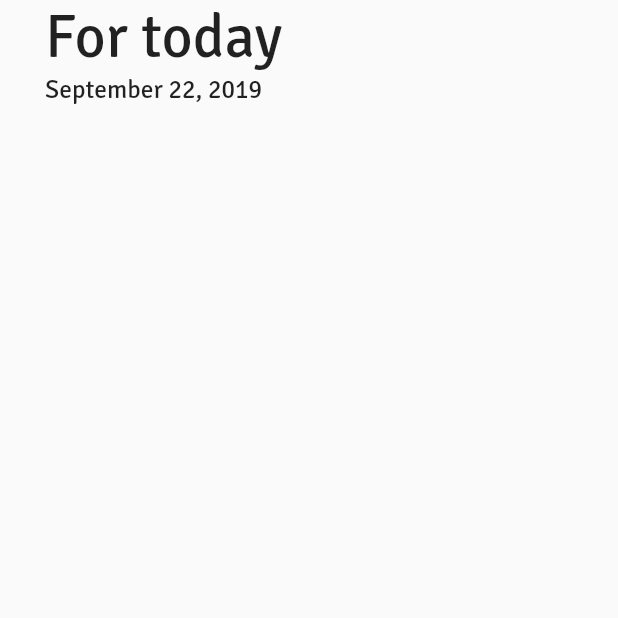
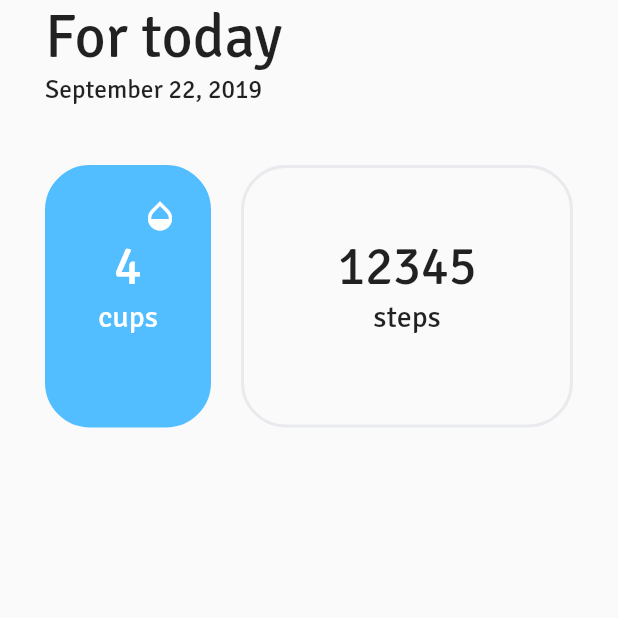
Before and after one commit to anu-rock/health-app-flutter, a Flutter app: the screen it shows after launch, on a phone screen of 412 x 824 dp, the top half of it. Run offline on Flutter 3.47's test engine with Material 2 defaults, Android fonts, the phone set to English and light mode, and no system bars.

Commit message:
Add first row tiles: cups and steps

```diff
--- a/lib/screens/home_screen.dart
+++ b/lib/screens/home_screen.dart
@@ -10,6 +10,7 @@ class HomeScreen extends StatelessWidget {
           child: Padding(
             padding: EdgeInsets.symmetric(horizontal: 30.0),
             child: Column(
+              crossAxisAlignment: CrossAxisAlignment.start,
               children: <Widget>[
                 Column(
                   crossAxisAlignment: CrossAxisAlignment.start,
@@ -28,6 +29,111 @@ class HomeScreen extends StatelessWidget {
                       ),
                     ),
                   ],
+                ),
+                SizedBox(
+                  height: 40.0,
+                ),
+                Row(
+                  children: <Widget>[
+                    Expanded(
+                      child: Container(
+                        padding: EdgeInsets.all(20.0),
+                        height: 175.0,
+                        decoration: BoxDecoration(
+                          border: Border.all(
+                              color: Color(0xFF52BEFF),
+                              style: BorderStyle.solid,
+                              width: 2.0),
+                          borderRadius: BorderRadius.circular(30.0),
+                          color: Color(0xFF52BEFF),
+                        ),
+                        child: Column(
+                          children: <Widget>[
+                            Row(
+                              mainAxisAlignment: MainAxisAlignment.end,
+                              children: <Widget>[
+                                Opacity(
+                                  opacity: 1.0,
+                                  child: Icon(
+                                    Icons.opacity,
+                                    color: Colors.white,
+                                  ),
+                                ),
+                              ],
+                            ),
+                            Column(
+                              mainAxisAlignment: MainAxisAlignment.center,
+                              children: <Widget>[
+                                Text(
+                                  '4',
+                                  style: TextStyle(
+                                    fontSize: 35.0,
+                                    fontWeight: FontWeight.w400,
+                                    color: Colors.white,
+                                  ),
+                                ),
+                                Text(
+                                  'cups',
+                                  style: TextStyle(
+                                    fontSize: 20.0,
+                                    color: Colors.white,
+                                  ),
+                                ),
+                              ],
+                            )
+                          ],
+                        ),
+                      ),
+                    ),
+                    SizedBox(
+                      width: 20.0,
+                    ),
+                    Expanded(
+                      flex: 2,
+                      child: Container(
+                        padding: EdgeInsets.all(20.0),
+                        height: 175.0,
+                        decoration: BoxDecoration(
+                          border: Border.all(
+                              color: Color(0xFFE8EAEE),
+                              style: BorderStyle.solid,
+                              width: 2.0),
+                          borderRadius: BorderRadius.circular(30.0),
+                        ),
+                        child: Column(
+                          children: <Widget>[
+                            Row(
+                              mainAxisAlignment: MainAxisAlignment.end,
+                              children: <Widget>[
+                                Opacity(
+                                  opacity: 0.0,
+                                  child: Icon(Icons.opacity),
+                                ),
+                              ],
+                            ),
+                            Column(
+                              mainAxisAlignment: MainAxisAlignment.center,
+                              children: <Widget>[
+                                Text(
+                                  '12345',
+                                  style: TextStyle(
+                                    fontSize: 35.0,
+                                    fontWeight: FontWeight.w400,
+                                  ),
+                                ),
+                                Text(
+                                  'steps',
+                                  style: TextStyle(
+                                    fontSize: 20.0,
+                                  ),
+                                ),
+                              ],
+                            )
+                          ],
+                        ),
+                      ),
+                    ),
+                  ],
                 )
               ],
             ),
```
